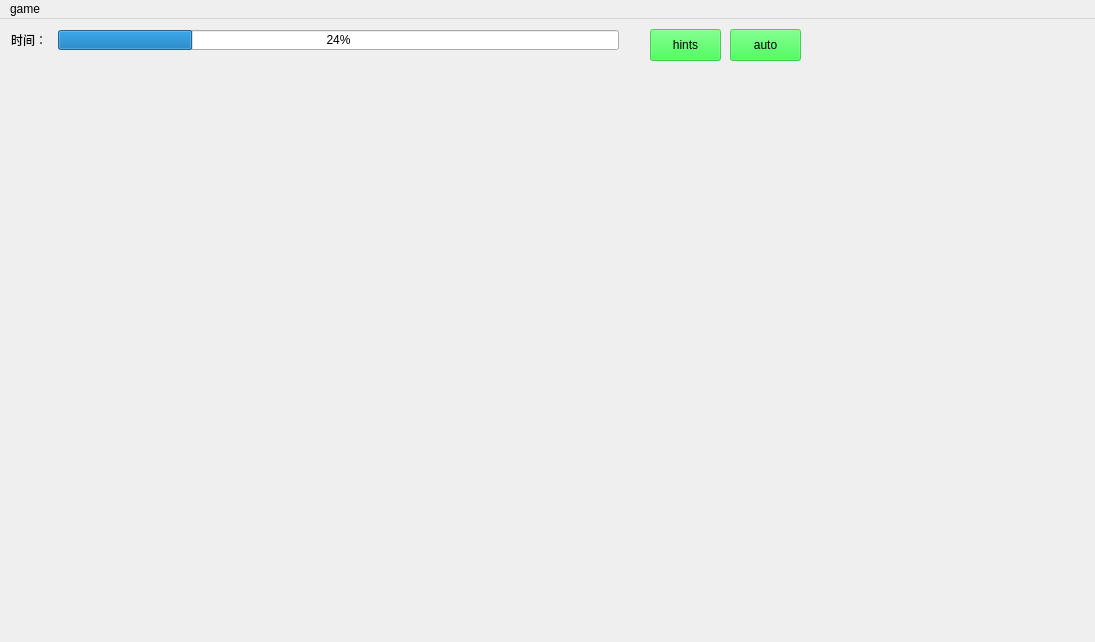
First picture: the form in main_game_window.ui, repository jiangzc/QtLianliankan, before the edit.
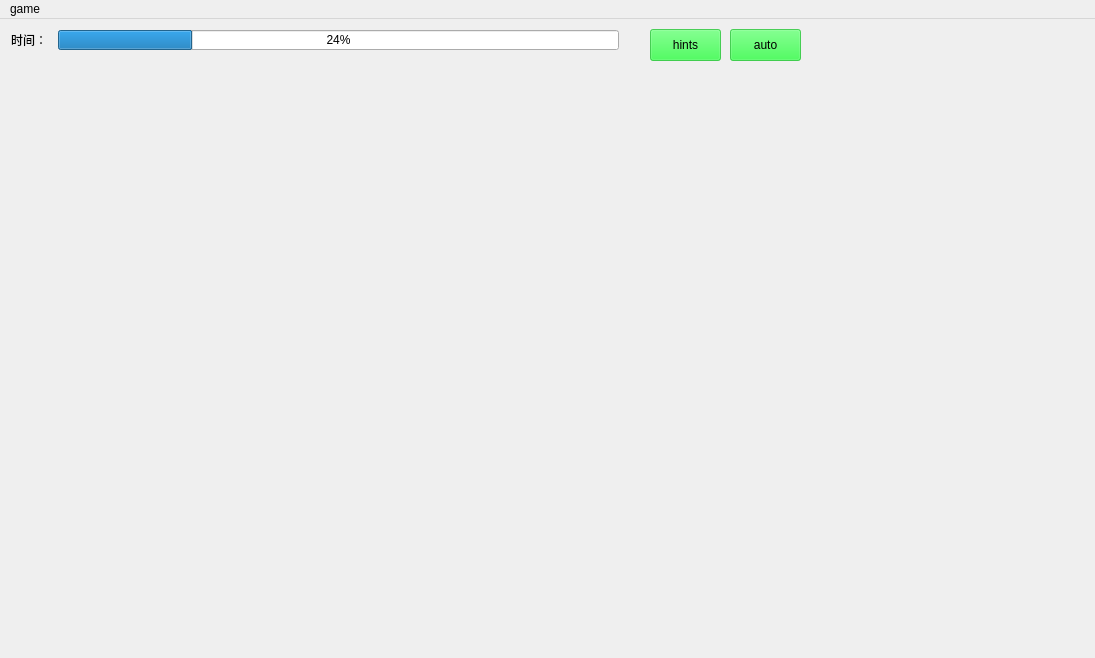
Second picture: the form after the edit. Icons and pictures are not drawn.

Commit message: adjust IconButton location

Diff of the .ui file:
```diff
--- a/main_game_window.ui
+++ b/main_game_window.ui
@@ -7,7 +7,7 @@
     <x>0</x>
     <y>0</y>
     <width>1095</width>
-    <height>642</height>
+    <height>658</height>
    </rect>
   </property>
   <property name="windowTitle">
```
The commit also changes 1 other file.
